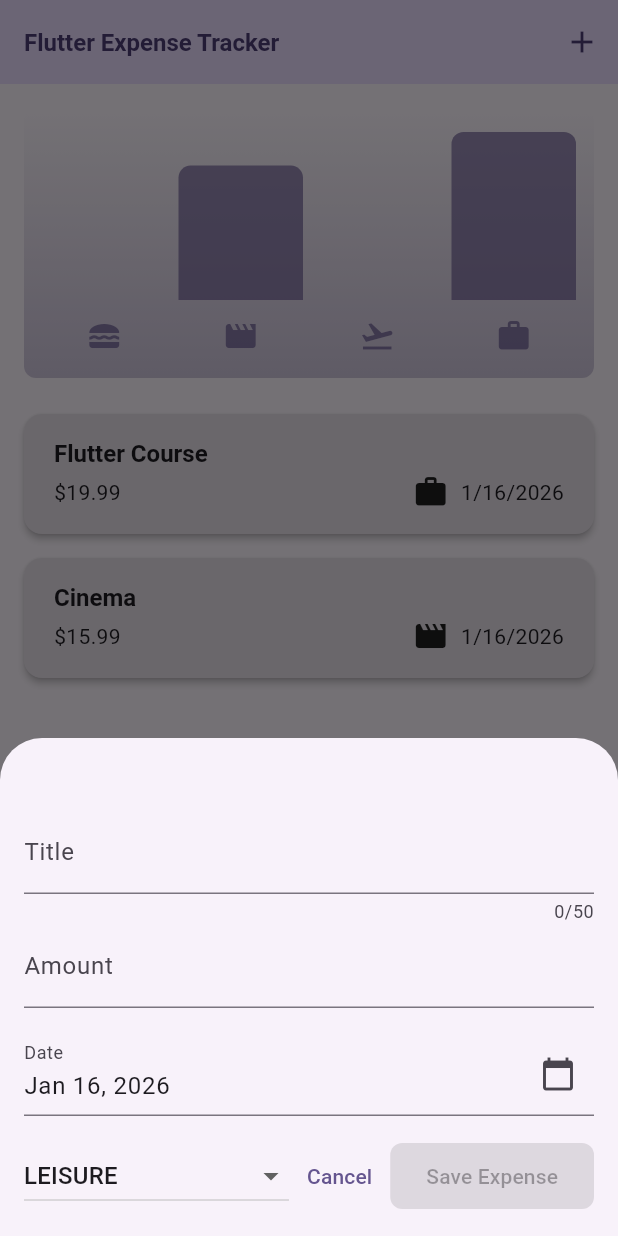
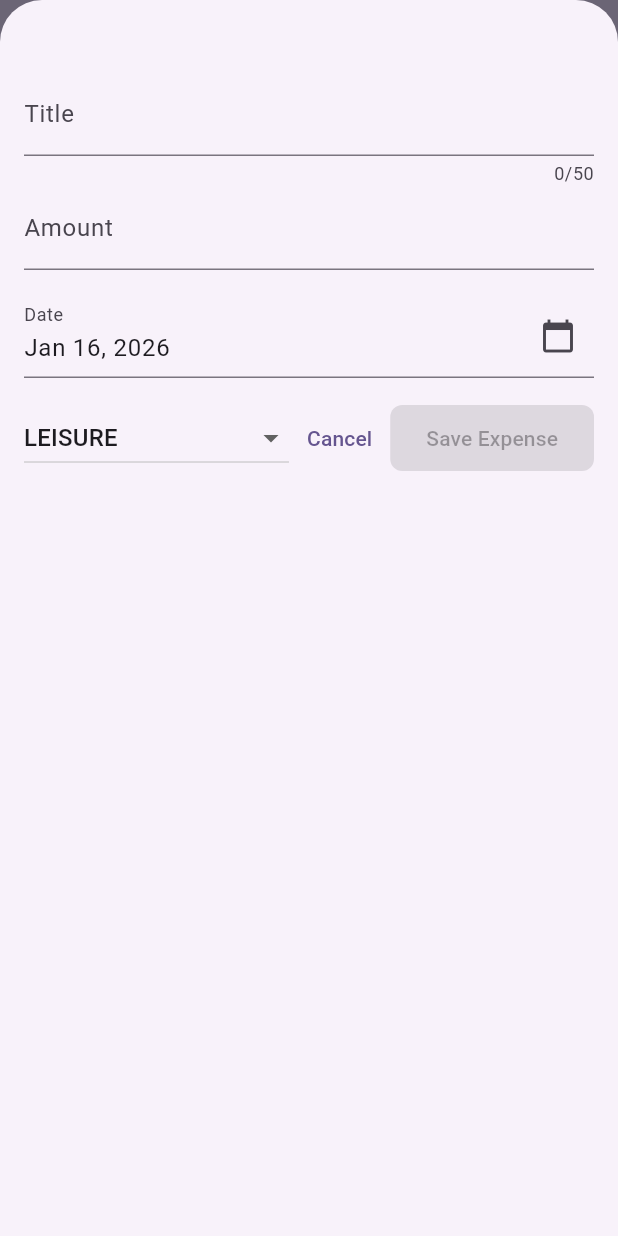
Before and after one commit to Joshlanuevo/flutter-playground, a Flutter app: the screen it shows after launch, after a tap on the "add" icon, on a phone screen of 412 x 824 dp. Run offline on Flutter 3.47's test engine with Material 3 defaults, Android fonts, the phone set to English and light mode, and no system bars; our stand-ins replace google_fonts.

Commit message:
wrap to SizedBox to use the full hight as much as possible

```diff
--- a/expense_tracker/lib/widgets/new_expense.dart
+++ b/expense_tracker/lib/widgets/new_expense.dart
@@ -90,7 +90,9 @@ class _NewExpenseState extends State<NewExpense> {
   @override
   Widget build(BuildContext context) {
     final keyboardSpace = MediaQuery.of(context).viewInsets.bottom;
-    return SingleChildScrollView(
+    return SizedBox(
+      height: double.infinity,
+      child: SingleChildScrollView(
         child: Padding(
           padding: EdgeInsets.fromLTRB(16, 48, 16, keyboardSpace + 16),
           child: Column(
@@ -159,6 +161,7 @@ class _NewExpenseState extends State<NewExpense> {
             ],
           ),
         ),
+      ),
     );
   }
 }
```
Lines whose indentation alone changed are shown as unchanged.
